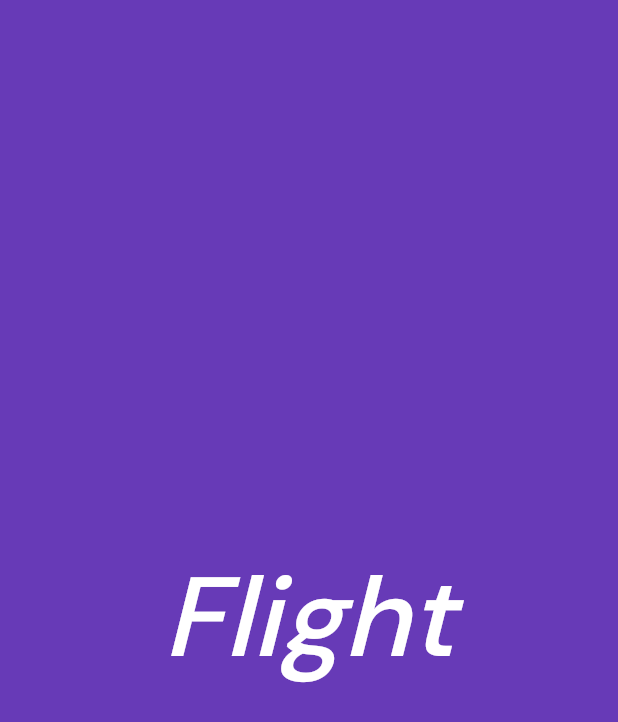
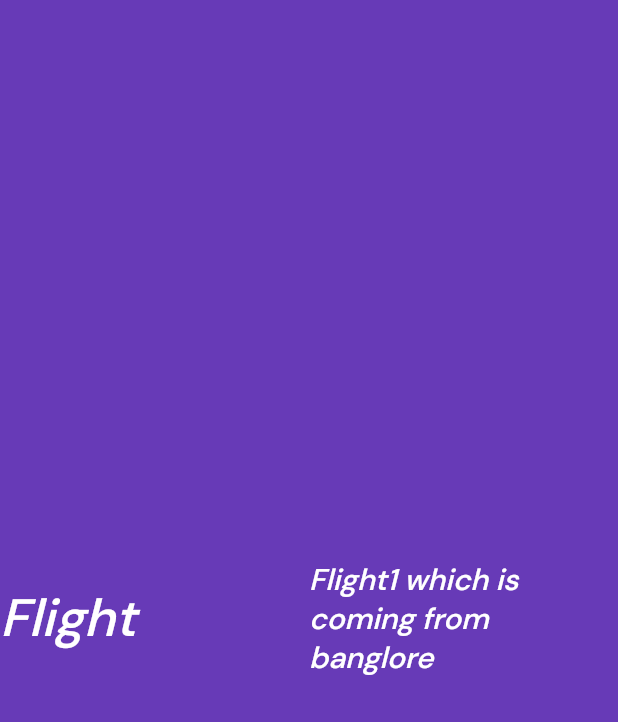
Before and after one commit to Rupkuvarba/FlutterTutorial, a Flutter app: the screen it shows after launch, on a phone screen of 412 x 824 dp. Shown: the top 722 px of the screen. Run offline on Flutter 3.47's test engine with Material 2 defaults, Android fonts, the phone set to English and light mode, and no system bars.

Commit message:
2.4-1: Rows & expanded widget

```diff
--- a/lib/app_screens/home.dart
+++ b/lib/app_screens/home.dart
@@ -9,18 +9,40 @@ class Home extends StatelessWidget{
       child: Container(
         alignment: Alignment.center,
         color: Colors.deepPurple,
-        child: Text(
+        child: Row(
+           children: [
+
+             Expanded(child: Text(
                "Flight",
                textDirection: TextDirection.ltr,
                style: TextStyle(
                    decoration: TextDecoration.none,
-              fontSize: 75.0,
+                   fontSize: 35.0,
                    fontFamily: "DMSans",
                    fontWeight: FontWeight.w500,
                    fontStyle: FontStyle.italic,
                    color: Colors.white
                ) ,
-        ),
+             )),
+
+             Expanded(child:
+             Text(
+               "Flight1 which is coming from banglore",
+               textDirection: TextDirection.ltr,
+               style: TextStyle(
+                   decoration: TextDecoration.none,
+                   fontSize: 20.0,
+                   fontFamily: "DMSans",
+                   fontWeight: FontWeight.w500,
+                   fontStyle: FontStyle.italic,
+                   color: Colors.white
+               ) ,
+             )
+             )
+
+           ],
+        )
+
       ),
     );
 
```
Lines whose indentation alone changed are shown as unchanged.
